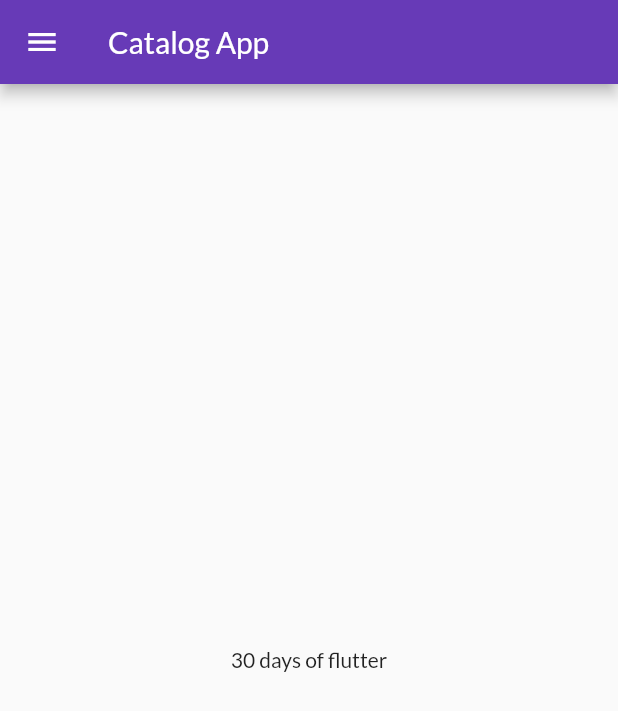
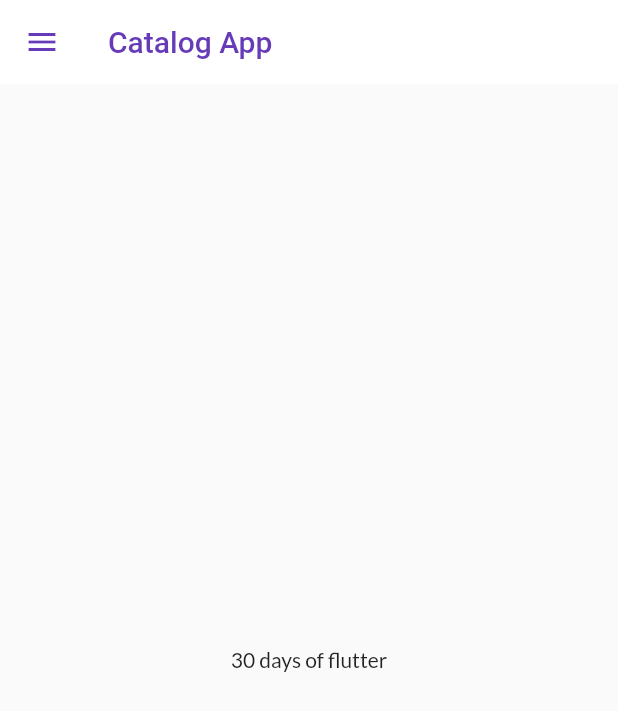
Before and after one commit to tejastn10/30_days_of_flutter, a Flutter app: the screen it shows after launch, on a phone screen of 412 x 824 dp. Shown: the top 711 px of the screen. Run offline on Flutter 3.47's test engine with Material 2 defaults, Android fonts, the phone set to English and light mode, and no system bars; our stand-ins replace google_fonts.

Commit message:
🌤️ Day 8

```diff
--- a/lib/main.dart
+++ b/lib/main.dart
@@ -1,6 +1,6 @@
 import 'package:flutter/material.dart';
 import 'package:flutter_catalog/utils/routes.dart';
-import 'package:google_fonts/google_fonts.dart';
+import 'package:flutter_catalog/widgets/themes.dart';
 
 import 'screens/home_screen.dart';
 import 'screens/login_screen.dart';
@@ -14,12 +14,8 @@ class MyApp extends StatelessWidget {
   Widget build(BuildContext context) {
     return MaterialApp(
       themeMode: ThemeMode.light,
-      theme: ThemeData(
-          primarySwatch: Colors.deepPurple,
-          fontFamily: GoogleFonts.lato().fontFamily),
-      darkTheme: ThemeData(
-        brightness: Brightness.dark,
-      ),
+      theme: AppTheme.lightTheme(context),
+      darkTheme: AppTheme.darkTheme(context),
       routes: {
         Routes.home: (context) => HomeScreen(),
         Routes.login: (context) => LoginScreen()
--- /dev/null
+++ b/lib/widgets/themes.dart
@@ -0,0 +1,19 @@
+import 'package:flutter/material.dart';
+import 'package:google_fonts/google_fonts.dart';
+
+class AppTheme {
+  static ThemeData lightTheme(BuildContext context) => ThemeData(
+        primarySwatch: Colors.deepPurple,
+        fontFamily: GoogleFonts.lato().fontFamily,
+        appBarTheme: AppBarTheme(
+            color: Colors.white,
+            elevation: 0.0,
+            iconTheme: IconThemeData(color: Colors.deepPurple),
+            textTheme: Theme.of(context)
+                .textTheme
+                .apply(bodyColor: Colors.deepPurple)),
+      );
+
+  static ThemeData darkTheme(BuildContext context) =>
+      ThemeData(brightness: Brightness.dark);
+}
```
